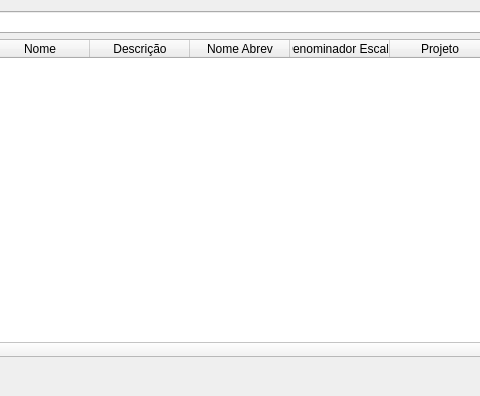
The window that uis/mLots.ui (dsgoficial/SAP_Gerente) describes before a commit, drawn with Qt 5; both pictures show x 222 to 702 and y 0 to 396 of the 868 by 396 pixel window.
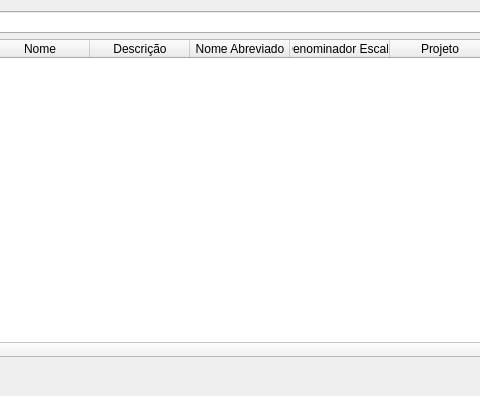
The same window after the commit.

Diff of the .ui file:
```diff
--- a/uis/mLots.ui
+++ b/uis/mLots.ui
@@ -48,7 +48,7 @@
      </column>
      <column>
       <property name="text">
-       <string>Nome Abrev</string>
+       <string>Nome Abreviado</string>
       </property>
      </column>
      <column>
```
